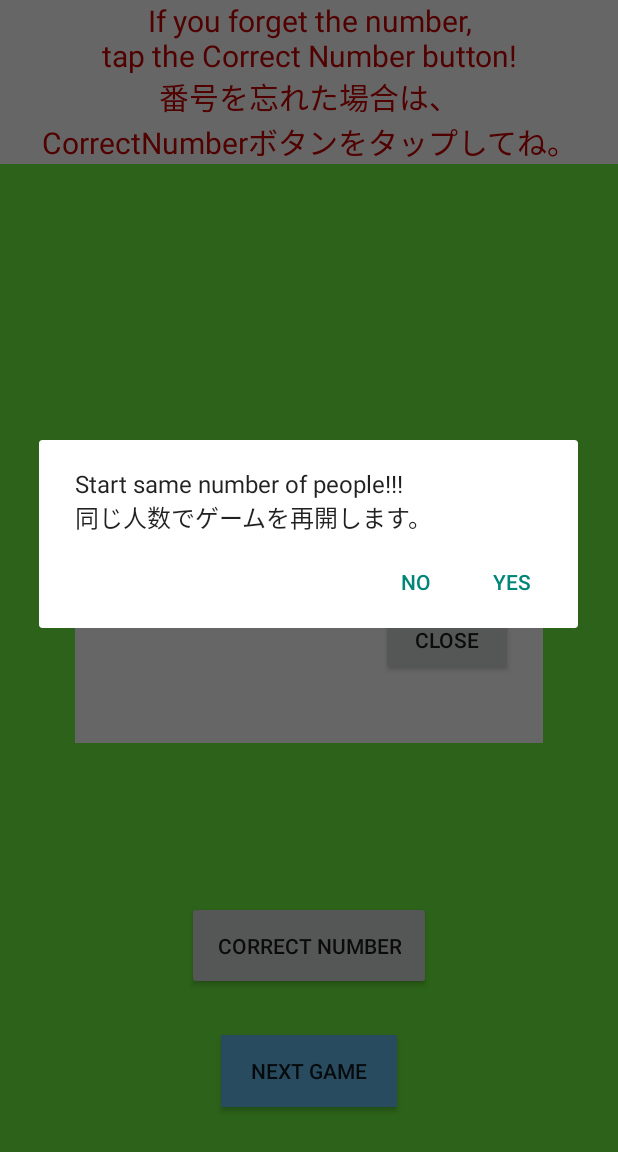
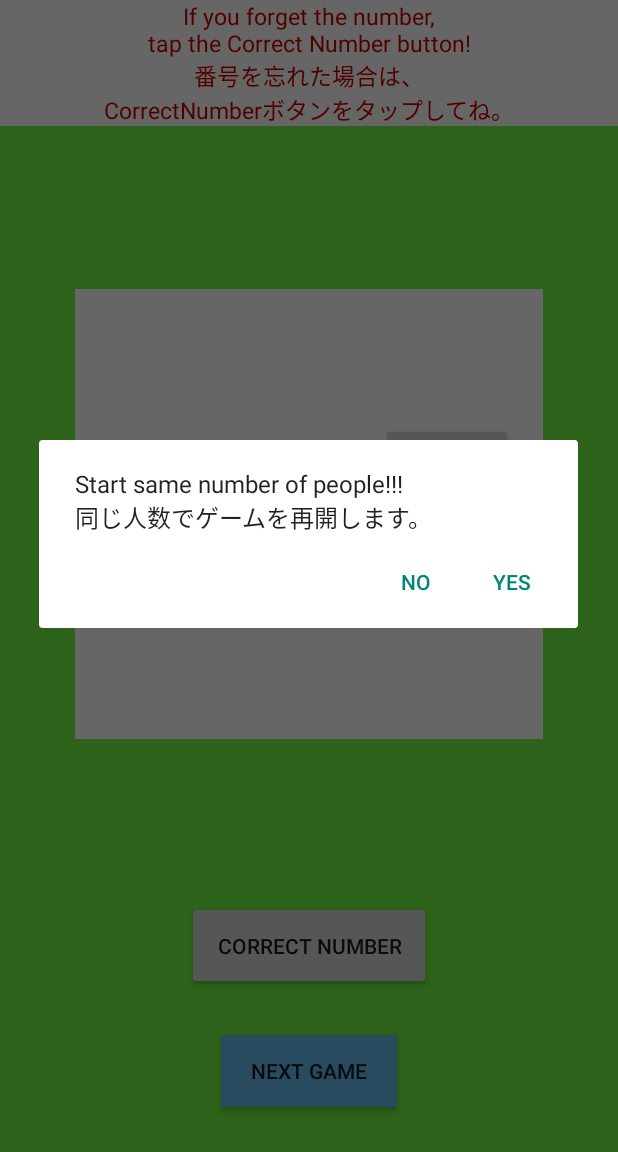
Before and after one commit to naotiiii/king_game_android, an Android app: the PlayActivity screen opened directly, with no data from a screen before it, after a tap on "NEXT GAME", on a phone screen of 412 x 824 dp, the part 84-1236 px from its top. Run offline under Robolectric (Android 15) with nearby library versions, the light colour scheme and no system bars; our stand-ins replace AdMob; 2 statements that could not run were skipped; 1 other tap on this screen came first.

Commit message:
update : version 1.2.0 ビルド番号 7

```diff
--- a/app/build.gradle
+++ b/app/build.gradle
@@ -10,7 +10,7 @@ android {
         applicationId "com.hato.king_game"
         minSdkVersion 26
         targetSdkVersion 30
-        versionCode 6
+        versionCode 7
         versionName "1.2.0"
 
         testInstrumentationRunner "androidx.test.runner.AndroidJUnitRunner"
--- a/app/src/main/res/layout/activity_play.xml
+++ b/app/src/main/res/layout/activity_play.xml
@@ -27,7 +27,7 @@
         android:layout_height="wrap_content"
         android:background="@color/white"
         android:text="@string/explain_game"
-        android:textSize="20dp"
+        android:textSize="15sp"
         android:textAlignment="center"
         app:layout_constraintTop_toBottomOf="@id/toolbar"
         app:layout_constraintBottom_toTopOf="@id/layout_ad_view"
@@ -111,15 +111,15 @@
     <androidx.constraintlayout.widget.ConstraintLayout
         android:id="@+id/layout_finish_explain"
         android:layout_width="0dp"
-        android:layout_height="wrap_content"
+        android:layout_height="300dp"
         android:background="@color/white"
-        android:layout_marginTop="50dp"
-        android:layout_marginBottom="50dp"
+        android:layout_marginTop="20dp"
+        android:layout_marginBottom="20dp"
         android:layout_marginLeft="50dp"
         android:layout_marginRight="50dp"
-        android:padding="20dp"
-        app:layout_constraintTop_toBottomOf="@id/text_explain_game"
-        app:layout_constraintBottom_toBottomOf="parent"
+        android:paddingEnd="20dp"
+        app:layout_constraintTop_toBottomOf="@id/layout_ad_view"
+        app:layout_constraintBottom_toTopOf="@id/button_finish"
         app:layout_constraintStart_toStartOf="parent"
         app:layout_constraintEnd_toEndOf="parent"
         >
@@ -129,22 +129,36 @@
             android:layout_width="wrap_content"
             android:layout_height="wrap_content"
             android:text="@string/close"
+            android:layout_marginTop="30dp"
             app:layout_constraintTop_toTopOf="parent"
-            app:layout_constraintBottom_toTopOf="@id/text_finish_explain"
+            app:layout_constraintBottom_toTopOf="@id/scrollView"
             app:layout_constraintEnd_toEndOf="parent"
             />
 
-        <TextView
-            android:id="@+id/text_finish_explain"
+        <ScrollView
+            android:id="@+id/scrollView"
             android:layout_width="wrap_content"
             android:layout_height="wrap_content"
-            android:textSize="18sp"
-            android:textColor="@android:color/black"
+            android:paddingBottom="20dp"
             app:layout_constraintTop_toBottomOf="@id/button_close"
             app:layout_constraintBottom_toBottomOf="parent"
             app:layout_constraintStart_toStartOf="parent"
             app:layout_constraintEnd_toEndOf="parent"
-            />
+            >
+
+            <TextView
+                android:id="@+id/text_finish_explain"
+                android:layout_width="wrap_content"
+                android:layout_height="150dp"
+                android:textSize="18sp"
+                android:textColor="@android:color/black"
+                app:layout_constraintTop_toBottomOf="parent"
+                app:layout_constraintBottom_toBottomOf="parent"
+                app:layout_constraintStart_toStartOf="parent"
+                app:layout_constraintEnd_toEndOf="parent"
+                />
+
+        </ScrollView>
 
     </androidx.constraintlayout.widget.ConstraintLayout>
 
```
